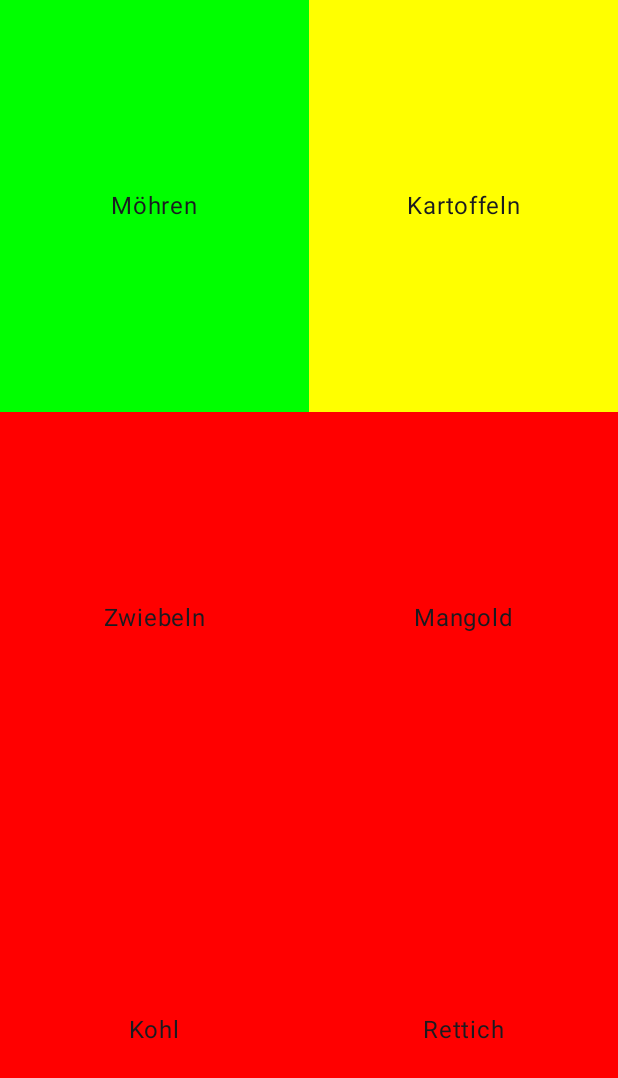
After one commit to Chrille89/GardenState, an Android app built with Jetpack Compose: the composable OverviewScreen shown on its own in the app's theme, on a phone screen of 412 x 824 dp. The commit adds this screen. Shown: the top 1078 px of the screen. Run offline under Robolectric (Android 15) with nearby library versions, the phone set to English and light mode, and no system bars.

Commit message:
OverviewScreen with viewmodel

```diff
--- /dev/null
+++ b/app/src/main/java/com/bach/gardenstate/features/overview/screen/OverviewScreen.kt
@@ -0,0 +1,102 @@
+package com.bach.gardenstate.features.overview.screen
+
+import androidx.compose.foundation.background
+import androidx.compose.foundation.layout.Arrangement
+import androidx.compose.foundation.layout.Column
+import androidx.compose.foundation.layout.Row
+import androidx.compose.foundation.layout.fillMaxSize
+import androidx.compose.foundation.layout.fillMaxWidth
+import androidx.compose.foundation.layout.padding
+import androidx.compose.material3.Scaffold
+import androidx.compose.material3.Text
+import androidx.compose.runtime.Composable
+import androidx.compose.ui.Alignment
+import androidx.compose.ui.Modifier
+import androidx.compose.ui.graphics.Color
+import androidx.compose.ui.tooling.preview.Preview
+import com.bach.gardenstate.ui.theme.GardenStateTheme
+
+@Composable
+fun OverviewScreen(modifier: Modifier = Modifier) {
+    Scaffold(modifier) { paddings ->
+        Column(
+            Modifier.padding(paddings).fillMaxSize(),
+            verticalArrangement = Arrangement.SpaceBetween
+            ) {
+            Row(
+                Modifier.fillMaxWidth().weight(1f),
+                horizontalArrangement = Arrangement.SpaceBetween
+                ) {
+                Column(
+                    Modifier.weight(1f).fillMaxSize().background(Color.Green),
+                    horizontalAlignment = Alignment.CenterHorizontally,
+                    verticalArrangement = Arrangement.Center
+
+                ) {
+                    Text("Möhren")
+                }
+                Column(
+                    Modifier.weight(1f).fillMaxSize().background(Color.Yellow),
+                    horizontalAlignment = Alignment.CenterHorizontally,
+                    verticalArrangement = Arrangement.Center
+                ) {
+                    Text("Kartoffeln")
+                }
+
+            }
+            Row(
+                Modifier.fillMaxWidth().weight(1f),
+                horizontalArrangement = Arrangement.SpaceBetween
+            ) {
+                Column(
+                    Modifier.weight(1f).fillMaxSize().background(Color.Red),
+                    horizontalAlignment = Alignment.CenterHorizontally,
+                    verticalArrangement = Arrangement.Center
+                ) {
+                    Text("Zwiebeln")
+                }
+                Column(
+                    Modifier.weight(1f).fillMaxSize().background(Color.Red),
+                    horizontalAlignment = Alignment.CenterHorizontally,
+                    verticalArrangement = Arrangement.Center
+                ) {
+                    Text("Mangold")
+                }
+
+            }
+            Row(
+                Modifier.fillMaxWidth().weight(1f),
+                horizontalArrangement = Arrangement.SpaceBetween
+                ) {
+                Column(
+                    Modifier.weight(1f).fillMaxSize().background(Color.Red),
+                    horizontalAlignment = Alignment.CenterHorizontally,
+                    verticalArrangement = Arrangement.Center
+                ) {
+                    Text("Kohl")
+                }
+                Column(
+                    Modifier.weight(1f).fillMaxSize().background(Color.Red),
+                    horizontalAlignment = Alignment.CenterHorizontally,
+                    verticalArrangement = Arrangement.Center
+                ) {
+                    Text("Rettich")
+                }
+
+            }
+        }
+
+
+
+
+    }
+
+}
+
+@Composable
+@Preview
+fun OverviewScreenPreview() {
+    GardenStateTheme {
+        OverviewScreen()
+    }
+}
```
Also changed, not shown: app/src/main/java/com/bach/gardenstate/MainActivity.kt (+2 -32 lines), app/src/main/java/com/bach/gardenstate/features/overview/viewmodel/OverviewScreenViewModel.kt (added, +23 -0 lines).
